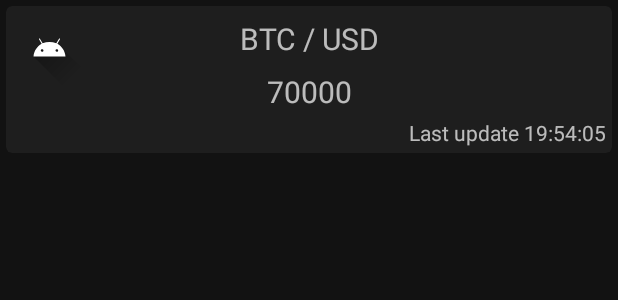
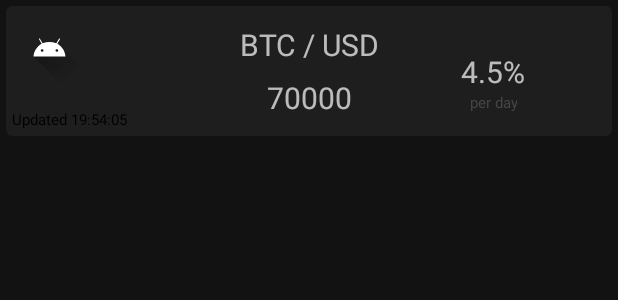
Before and after one commit to Coolightman/Crypton, an Android app: the layout coin_price_item.xml on its own in the app's theme, with its tools: preview values and no code run, on a phone screen of 412 x 824 dp. Shown: the top 300 px of the screen. Run offline under Robolectric (Android 15) with nearby library versions, the phone set to English and light mode, and no system bars.

Commit message:
update MainActivity.kt

```diff
--- a/app/build.gradle
+++ b/app/build.gradle
@@ -66,6 +66,11 @@ dependencies {
     // For control over item selection of both touch and mouse driven selection
     implementation("androidx.recyclerview:recyclerview-selection:1.1.0")
 
+    // Koin
+    implementation "io.insert-koin:koin-core:3.1.3"
+    implementation "io.insert-koin:koin-android:3.1.3"
+    testImplementation "io.insert-koin:koin-test-junit4:3.1.3"
+
     testImplementation 'junit:junit:4.13.2'
     androidTestImplementation 'androidx.test.ext:junit:1.1.3'
     androidTestImplementation 'androidx.test.espresso:espresso-core:3.4.0'
--- a/app/src/main/java/com/coolightman/crypton/model/db/CryptoDatabase.kt
+++ b/app/src/main/java/com/coolightman/crypton/model/db/CryptoDatabase.kt
@@ -11,7 +11,7 @@ import com.coolightman.crypton.model.db.dao.CoinPriceInfoDao
 
 
 @Database(
-    version = 4,
+    version = 7,
     entities = [CoinPriceInfo::class]
 )
 @TypeConverters(Converters::class)
--- a/app/src/main/java/com/coolightman/crypton/viewmodel/MainViewModel.kt
+++ b/app/src/main/java/com/coolightman/crypton/viewmodel/MainViewModel.kt
@@ -8,7 +8,7 @@ import com.coolightman.crypton.model.repository.MainRepository
 
 class MainViewModel(application: Application) : AndroidViewModel(application) {
 
-    private val mainRepository = MainRepository(application)
+    private val mainRepository = MainRepository.getInstance(application)
 
     fun getCoinPriceInfoList(): LiveData<List<CoinPriceInfo>> {
         return mainRepository.getCoinPriceInfoList()
--- a/app/src/main/res/layout/coin_price_item.xml
+++ b/app/src/main/res/layout/coin_price_item.xml
@@ -8,7 +8,8 @@
 
     <androidx.constraintlayout.widget.ConstraintLayout
         android:layout_width="match_parent"
-        android:layout_height="wrap_content">
+        android:layout_height="wrap_content"
+        android:padding="4dp">
 
         <com.google.android.material.textview.MaterialTextView
             android:id="@+id/textViewCoinPriceTitle"
@@ -26,20 +27,45 @@
             android:id="@+id/textViewPriceNow"
             android:layout_width="wrap_content"
             android:layout_height="wrap_content"
-            android:layout_margin="8dp"
+            android:layout_marginTop="8dp"
+            android:layout_marginBottom="8dp"
             android:gravity="center"
             android:textSize="20sp"
+            app:layout_constraintBottom_toBottomOf="parent"
             app:layout_constraintEnd_toEndOf="parent"
             app:layout_constraintStart_toStartOf="parent"
             app:layout_constraintTop_toBottomOf="@+id/textViewCoinPriceTitle"
             tools:text="70000" />
 
+        <com.google.android.material.textview.MaterialTextView
+            android:id="@+id/textViewChangePctDay"
+            android:layout_width="wrap_content"
+            android:layout_height="wrap_content"
+            android:gravity="center"
+            android:textSize="20sp"
+            app:layout_constraintBottom_toBottomOf="@+id/textViewPriceNow"
+            app:layout_constraintEnd_toEndOf="parent"
+            app:layout_constraintStart_toEndOf="@+id/textViewCoinPriceTitle"
+            app:layout_constraintTop_toTopOf="@+id/textViewCoinPriceTitle"
+            tools:text="4.5%" />
+
+        <com.google.android.material.textview.MaterialTextView
+            android:id="@+id/textViewChangePctDayL"
+            android:layout_width="wrap_content"
+            android:layout_height="wrap_content"
+            android:gravity="center"
+            android:textColor="@color/shadowed_text"
+            android:textSize="10sp"
+            android:text="@string/per_day"
+            app:layout_constraintEnd_toEndOf="@+id/textViewChangePctDay"
+            app:layout_constraintStart_toStartOf="@+id/textViewChangePctDay"
+            app:layout_constraintTop_toBottomOf="@+id/textViewChangePctDay"
+            tools:ignore="SmallSp" />
+
         <androidx.appcompat.widget.AppCompatImageView
             android:id="@+id/imageViewCoinLogo"
             android:layout_width="50dp"
             android:layout_height="50dp"
-            android:layout_marginStart="4dp"
-            android:layout_marginTop="4dp"
             android:adjustViewBounds="true"
             app:layout_constraintStart_toStartOf="parent"
             app:layout_constraintTop_toTopOf="parent"
@@ -50,13 +76,14 @@
             android:id="@+id/textViewLastUpdate"
             android:layout_width="wrap_content"
             android:layout_height="wrap_content"
-            android:layout_margin="4dp"
             android:gravity="end"
-            android:textSize="14sp"
-            app:layout_constraintEnd_toEndOf="parent"
-            app:layout_constraintTop_toBottomOf="@+id/textViewPriceNow"
+            android:textColor="@color/shadowed_text"
+            android:textSize="10sp"
             app:layout_constraintBottom_toBottomOf="parent"
-            tools:text="Last update 19:54:05" />
+            app:layout_constraintStart_toStartOf="parent"
+            tools:ignore="SmallSp"
+            tools:text="Updated 19:54:05"
+            tools:textColor="@color/black" />
 
     </androidx.constraintlayout.widget.ConstraintLayout>
 
--- a/app/src/main/res/values/colors.xml
+++ b/app/src/main/res/values/colors.xml
@@ -8,4 +8,8 @@
     <color name="black">#FF000000</color>
     <color name="white">#FFFFFFFF</color>
     <color name="firm_color">#c74c5c</color>
+    <color name="pct_up_color">#4CAF50</color>
+    <color name="pct_down_color">#F44336</color>
+    <color name="pct_zero_color">#808080</color>
+    <color name="shadowed_text">#806E6E6E</color>
 </resources>
--- a/app/src/main/res/values/strings.xml
+++ b/app/src/main/res/values/strings.xml
@@ -1,4 +1,5 @@
 <resources>
     <string name="app_name">Crypton</string>
-    <string name="last_update">Last update:</string>
+    <string name="last_update">Updated:</string>
+    <string name="per_day">per day</string>
 </resources>
```
Also changed, not shown: app/src/main/java/com/coolightman/crypton/model/repository/MainRepository.kt (+15 -2 lines), app/src/main/java/com/coolightman/crypton/utils/FormatValue.kt (added, +40 -0 lines), app/src/main/java/com/coolightman/crypton/view/activity/CoinDetailActivity.kt (+13 -2 lines), app/src/main/java/com/coolightman/crypton/view/activity/MainActivity.kt (+6 -1 lines), app/src/main/java/com/coolightman/crypton/view/adapter/CoinPriceAdapter.kt (+22 -3 lines), app/src/main/res/layout/activity_coin_detail.xml (+39 -0 lines).
